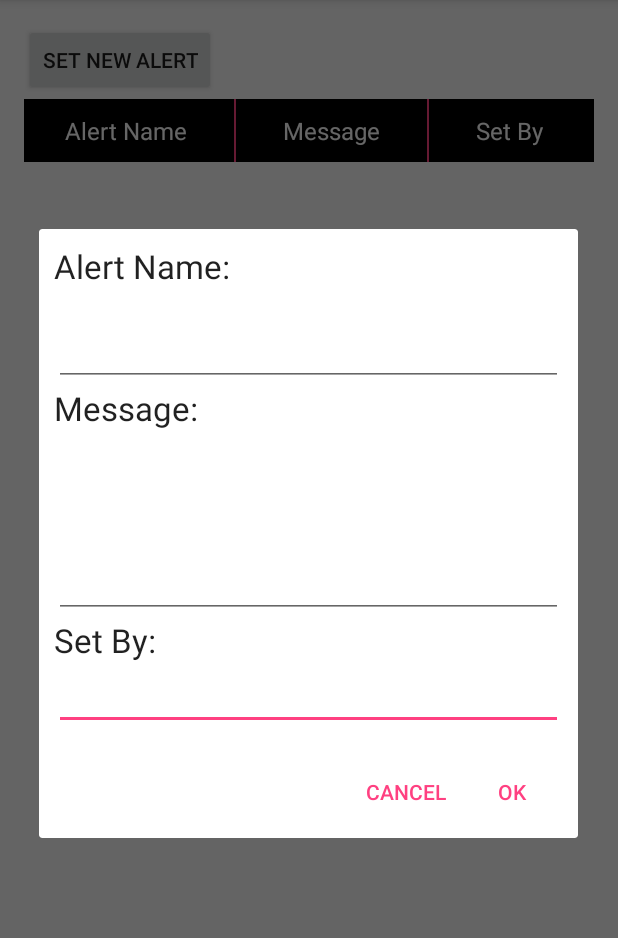
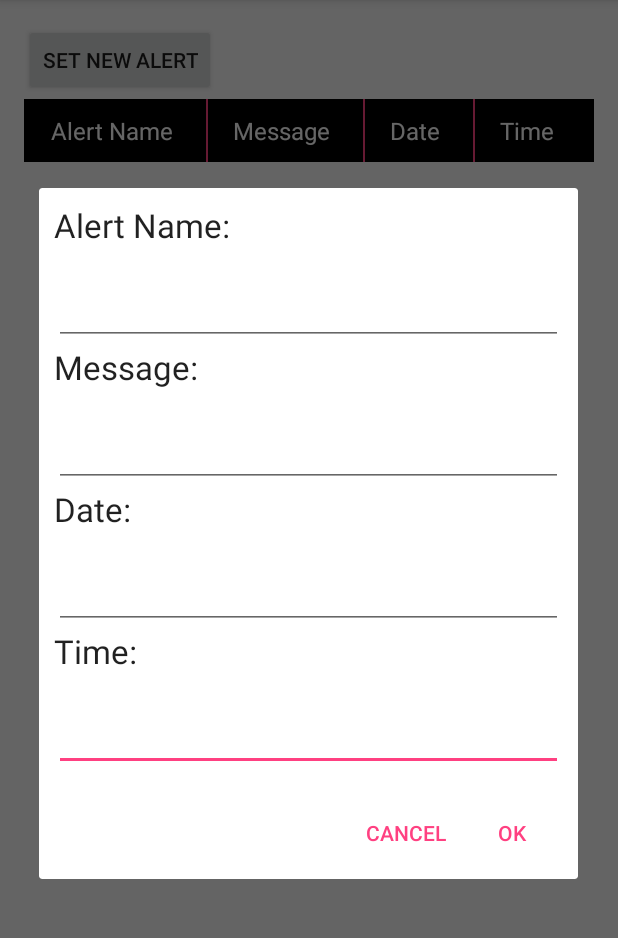
Before and after one commit to icozamiz/EGuardian, an Android app: the screen it shows after launch (Alerts), after a tap on "SET NEW ALERT", on a phone screen of 412 x 824 dp, the part 84-1022 px from its top. Run offline under Robolectric (Android 15) with nearby library versions, the phone set to English and light mode, and no system bars.

Commit message:
[11-20-16] added date and time pickers to alert table

```diff
--- a/app/src/main/res/layout/activity_alerts.xml
+++ b/app/src/main/res/layout/activity_alerts.xml
@@ -38,6 +38,7 @@
         android:background="#000000" >
 
         <LinearLayout
+            android:id="@+id/divider"
             android:layout_width="1dp"
             android:layout_height="match_parent" >
 
@@ -64,7 +65,7 @@
         <TextView
             android:id="@+id/message"
             android:paddingBottom="10dp"
-            android:paddingLeft="5dp"
+            android:paddingLeft="0dp"
             android:paddingRight="5dp"
             android:paddingTop="10dp"
             android:text="@string/message"
@@ -81,10 +82,27 @@
         <TextView
             android:id="@+id/setBy"
             android:paddingBottom="10dp"
-            android:paddingLeft="5dp"
+            android:paddingLeft="0dp"
             android:paddingRight="5dp"
             android:paddingTop="10dp"
-            android:text="@string/setby"
+            android:text="Date"
+            android:textColor="@color/white"
+            android:textSize="16sp" />
+
+        <LinearLayout
+            android:layout_width="1dp"
+            android:layout_height="match_parent" >
+
+            <View style="@style/Divider" />
+        </LinearLayout>
+
+        <TextView
+            android:id="@+id/time"
+            android:paddingBottom="10dp"
+            android:paddingLeft="0dp"
+            android:paddingRight="5dp"
+            android:paddingTop="10dp"
+            android:text="Time"
             android:textColor="@color/white"
             android:textSize="16sp" />
     </TableRow>
--- a/app/src/main/res/layout/prompts.xml
+++ b/app/src/main/res/layout/prompts.xml
@@ -27,7 +27,7 @@
         android:id="@+id/textView2"
         android:layout_width="wrap_content"
         android:layout_height="wrap_content"
-        android:layout_marginBottom="80dp"
+        android:layout_marginBottom="20dp"
         android:text="Message: "
         android:textAppearance="?android:attr/textAppearanceLarge" />
 
@@ -44,9 +44,9 @@
         android:id="@+id/textView3"
         android:layout_width="wrap_content"
         android:layout_height="wrap_content"
-        android:text="Set By: "
+        android:layout_marginBottom="20dp"
+        android:text="Date: "
         android:textAppearance="?android:attr/textAppearanceLarge" />
-
 
     <EditText
         android:id="@+id/editSetBy"
@@ -57,4 +57,22 @@
 
     </EditText>
 
+
+    <TextView
+        android:id="@+id/textView4"
+        android:layout_width="wrap_content"
+        android:layout_height="wrap_content"
+        android:layout_marginBottom="20dp"
+        android:text="Time: "
+        android:textAppearance="?android:attr/textAppearanceLarge" />
+
+    <EditText
+        android:id="@+id/editTime"
+        android:layout_width="match_parent"
+        android:layout_height="wrap_content" >
+
+        <requestFocus />
+
+    </EditText>
+
 </LinearLayout>
```
Also changed, not shown: app/src/main/java/mcmaster/eguardian/Alerts.java (+138 -8 lines), app/src/main/java/mcmaster/eguardian/DatePickerFragment.java (added, +34 -0 lines).
